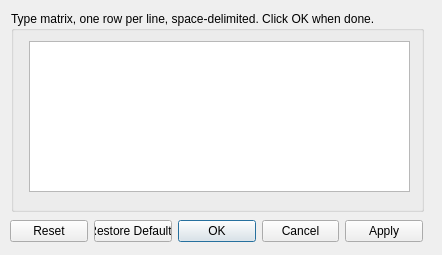
Old version of the form src/Interface/Modules/Math/CreateMatrix.ui in the repository SCIInstitute/SCIRun.
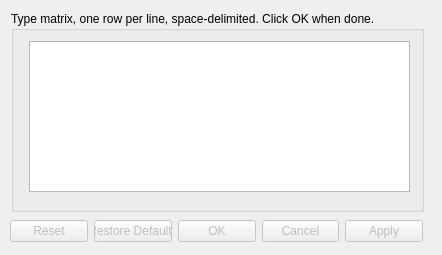
New version of the form.

Diff of the .ui file:
```diff
--- a/src/Interface/Modules/Math/CreateMatrix.ui
+++ b/src/Interface/Modules/Math/CreateMatrix.ui
@@ -26,6 +26,9 @@
    <string>Dialog</string>
   </property>
   <widget class="QDialogButtonBox" name="buttonBox">
+   <property name="enabled">
+    <bool>false</bool>
+   </property>
    <property name="geometry">
     <rect>
      <x>10</x>
```
